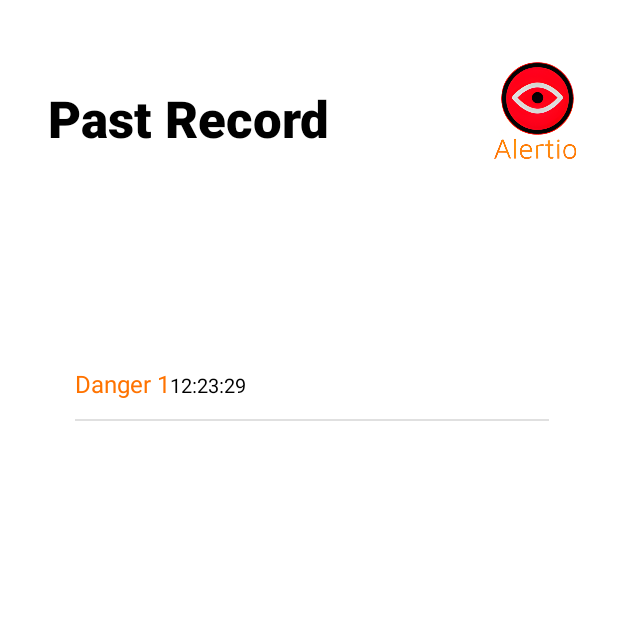
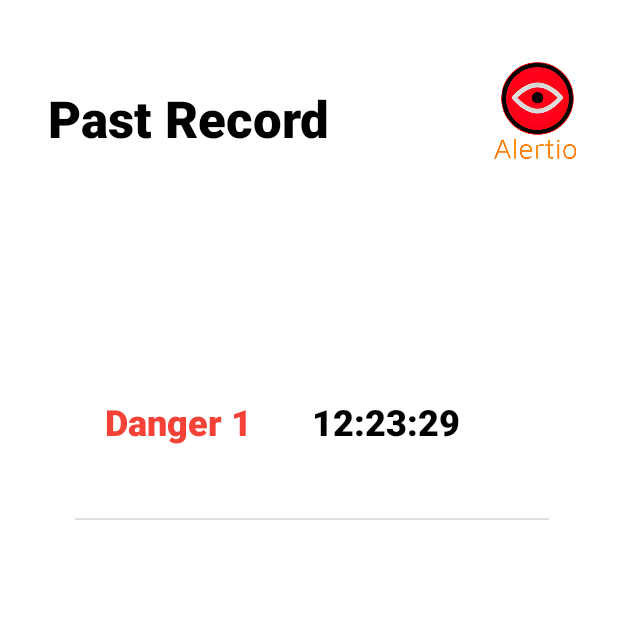
Before and after one commit to u3569037/Alertio, an Android app: the PastRecord screen opened directly, with no data from a screen before it, on a phone screen of 412 x 824 dp, the top half of it. Run offline under Robolectric (Android 15) with nearby library versions, the phone set to English and light mode, and no system bars; Roboto replaces fonts that are not available here.

Commit message:
List item update

```diff
--- a/app/src/main/java/com/example/alertio/MainActivity.kt
+++ b/app/src/main/java/com/example/alertio/MainActivity.kt
@@ -18,7 +18,5 @@ class MainActivity : AppCompatActivity() {
             startActivity(intent)
             finish()
         }
-
-
     }
 }
--- a/app/src/main/res/layout/activity_list_item.xml
+++ b/app/src/main/res/layout/activity_list_item.xml
@@ -1,19 +1,31 @@
 <?xml version="1.0" encoding="utf-8"?>
 <LinearLayout xmlns:android="http://schemas.android.com/apk/res/android"
-    android:layout_width="match_parent"
-    android:layout_height="match_parent">
+    xmlns:app="http://schemas.android.com/apk/res-auto"
+    xmlns:tools="http://schemas.android.com/tools"
+    android:layout_width="wrap_content"
+    android:layout_height="wrap_content">
 
     <TextView
         android:id="@+id/danger"
         android:layout_width="wrap_content"
         android:layout_height="wrap_content"
-        android:textColor="#FF7300"
-        android:textSize="16sp" />
+        android:fontFamily="sans-serif-black"
+        android:padding="20sp"
+        android:text="Bicycle"
+        android:textColor="#F44336"
+        android:textSize="24sp"
+        android:textStyle="bold"
+        tools:fontFamily="sans-serif-medium" />
 
     <TextView
         android:id="@+id/dtime"
         android:layout_width="wrap_content"
         android:layout_height="wrap_content"
+        android:fontFamily="sans-serif-black"
+        android:padding="20sp"
+        android:text="20221118 12:22:39"
         android:textColor="#000000"
-        android:textSize="13sp" />
+        android:textSize="24sp"
+        android:textStyle="bold" />
+
 </LinearLayout>
```
